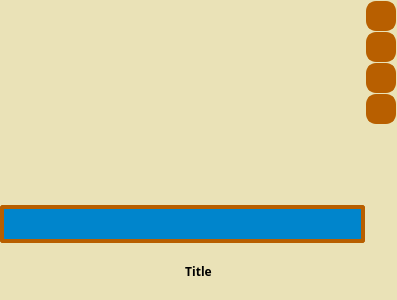
First picture: the form in UI/stacked_recipes.ui, repository juvarlet/a_table, before the edit.
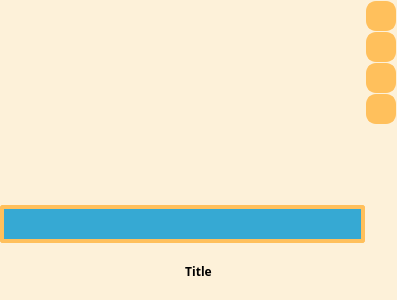
Second picture: the form after the edit. Icons and pictures are not drawn.

Commit message:
Design evolution with satisfactory color palette
gitignore update

The edit to the form file:
```diff
--- a/UI/stacked_recipes.ui
+++ b/UI/stacked_recipes.ui
@@ -20,21 +20,21 @@
    <string notr="true">
 
 QWidget{
-    background-color:#eae2b7;
+    background-color:#fdf1d9;
     font-family:Poiret One;
     font: bold;
 }
 
 QPushButton{
-    background-color: #b85f00;
+    background-color: #ffc05c;
     border-style: solid;
     border-width: 2px;
     border-radius: 10px;
-    border-color: #b85f00;
+    border-color: #ffc05c;
     font: bold 18px;
     /*min-width: 10em;*/
     padding: 8px;
-	color:#005d8f;
+	color:#227c9d;
 
 }
 
@@ -46,7 +46,7 @@
 }
 
 QPushButton:checked{
-	border-color: #b85f00;
+	border-color: #ffc05c;
 }
 
 QPushButton:hover{
@@ -56,12 +56,12 @@
 }
 
 QComboBox {
-	border: 2px solid #b85f00;
+	border: 2px solid #ffc05c;
 	border-radius: 3px;
-	background: #0085cc;
+	background: #36a9d3;
 	padding: 1px 23px 1px 3px;
 	min-width: 6em;
-	color: #003049;
+	color: #1a5d75;
     font-size: 18px;
 }
 
@@ -80,10 +80,10 @@
 }
 
 QComboBox QAbstractItemView{
-	background-color: #eae2b7;
-	/*color: #003049;*/
-	selection-background-color: #b85f00;
-	/*selection-color: #005d8f;*/
+	background-color: #fdf1d9;
+	/*color: #1a5d75;*/
+	selection-background-color: #ffc05c;
+	/*selection-color: #227c9d;*/
 }
 
 QToolTip {
@@ -95,12 +95,12 @@
 }
 
 QComboBox {
-	border: 4px solid #b85f00;
+	border: 4px solid #ffc05c;
 	border-radius: 3px;
-	background: #0085cc;
+	background: #36a9d3;
 	padding: 1px 23px 1px 3px;
 	min-width: 6em;
-	color: #003049;
+	color: #1a5d75;
     font-size: 18px;
 }
 
@@ -120,10 +120,10 @@
 
  
 QComboBox QAbstractItemView{
-	background-color: #eae2b7;
-	/*color: #003049;*/
-	selection-background-color: #b85f00;
-	/*selection-color: #005d8f;*/
+	background-color: #fdf1d9;
+	/*color: #1a5d75;*/
+	selection-background-color: #ffc05c;
+	/*selection-color: #227c9d;*/
 }
 
 QFrame #frame_buttons{
```
Left out of the diff: 8 changed lines with no effect on the pictures. The commit also changes 9 other files.
